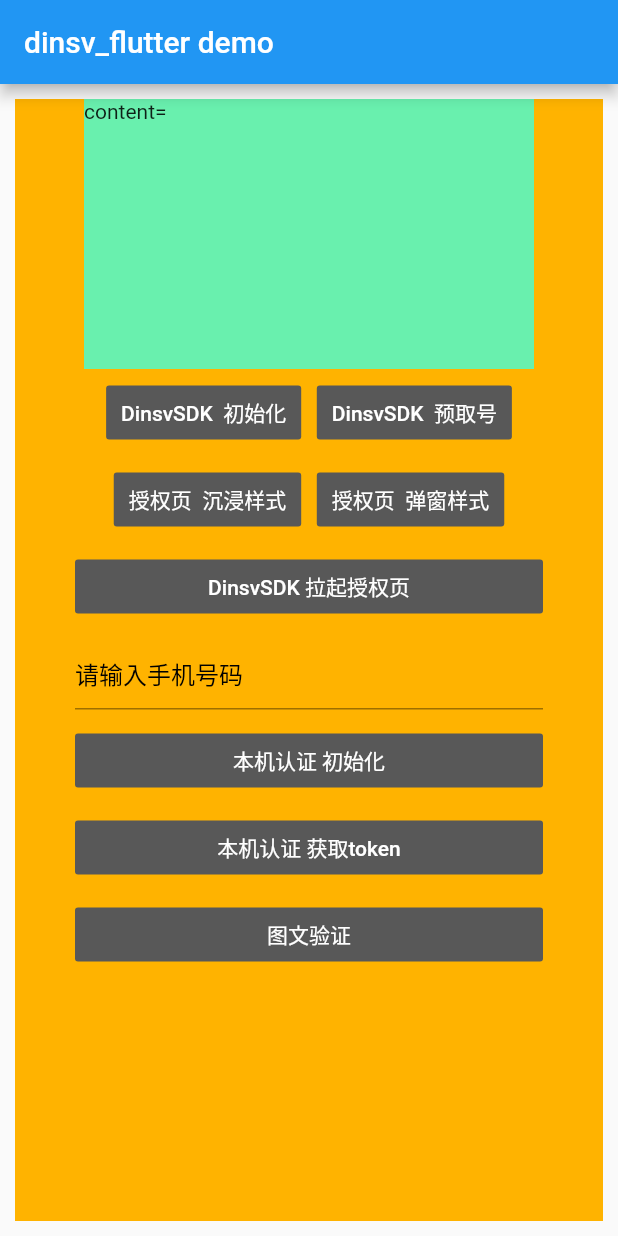
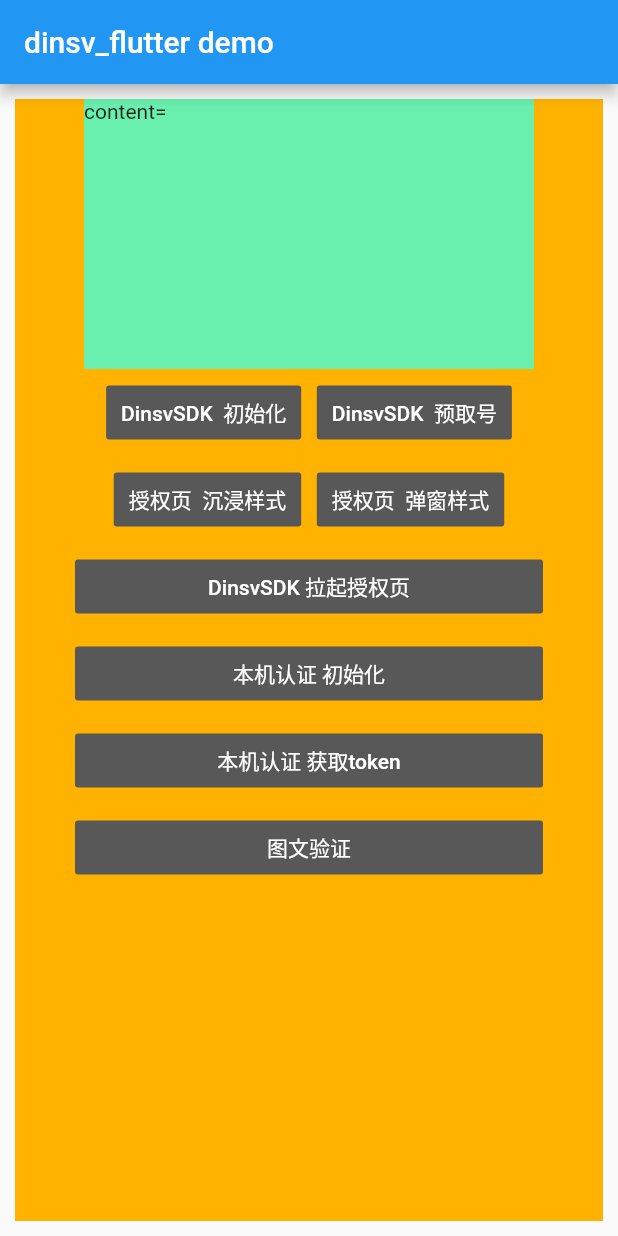
Before and after one commit to 253CL/tenDin, a Flutter app: the screen it shows after launch, on a phone screen of 412 x 824 dp. Run offline on Flutter 3.47's test engine with Material 2 defaults, Android fonts, the phone set to English and light mode, and no system bars; our stand-ins replace fluttertoast.

Commit message:
删掉手机号输入

```diff
--- a/dinsv/example/lib/main.dart
+++ b/dinsv/example/lib/main.dart
@@ -838,22 +838,22 @@ class _MyAppState extends State<MyApp> {
                   ),
                   margin: EdgeInsets.fromLTRB(40, 5, 40, 5),
                 ),
-                new Container(
-                  child: TextField(
-                    keyboardType: TextInputType.number,
-                    autofocus: false,
-                    style: TextStyle(color: Colors.black),
-                    decoration: InputDecoration(
-                        hintText: "请输入手机号码",
-                        hintStyle: TextStyle(color: Colors.black)),
-                    controller: controllerPHone,
-                    inputFormatters: <TextInputFormatter>[
-                      FilteringTextInputFormatter.digitsOnly, //只输入数字
-                      LengthLimitingTextInputFormatter(11) //限制长度
-                    ],
-                  ),
-                  margin: EdgeInsets.fromLTRB(40, 5, 40, 5),
-                ),
+                // new Container(
+                //   child: TextField(
+                //     keyboardType: TextInputType.number,
+                //     autofocus: false,
+                //     style: TextStyle(color: Colors.black),
+                //     decoration: InputDecoration(
+                //         hintText: "请输入手机号码",
+                //         hintStyle: TextStyle(color: Colors.black)),
+                //     controller: controllerPHone,
+                //     inputFormatters: <TextInputFormatter>[
+                //       FilteringTextInputFormatter.digitsOnly, //只输入数字
+                //       LengthLimitingTextInputFormatter(11) //限制长度
+                //     ],
+                //   ),
+                //   margin: EdgeInsets.fromLTRB(40, 5, 40, 5),
+                // ),
                 new Container(
                   child: SizedBox(
                     child: new CustomButton(
```
